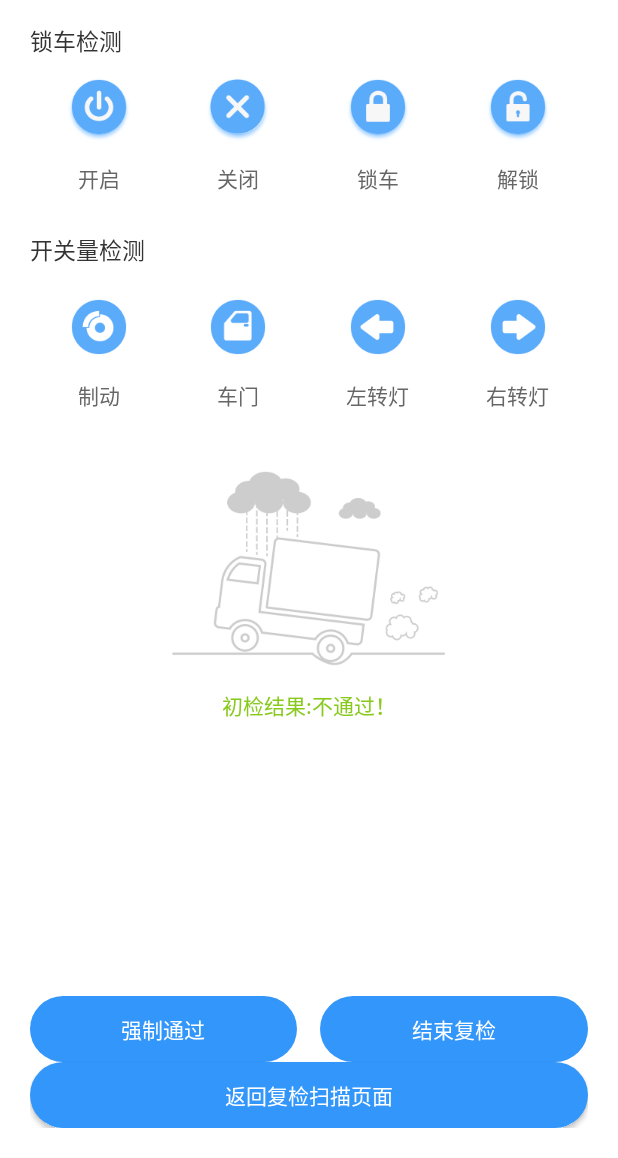
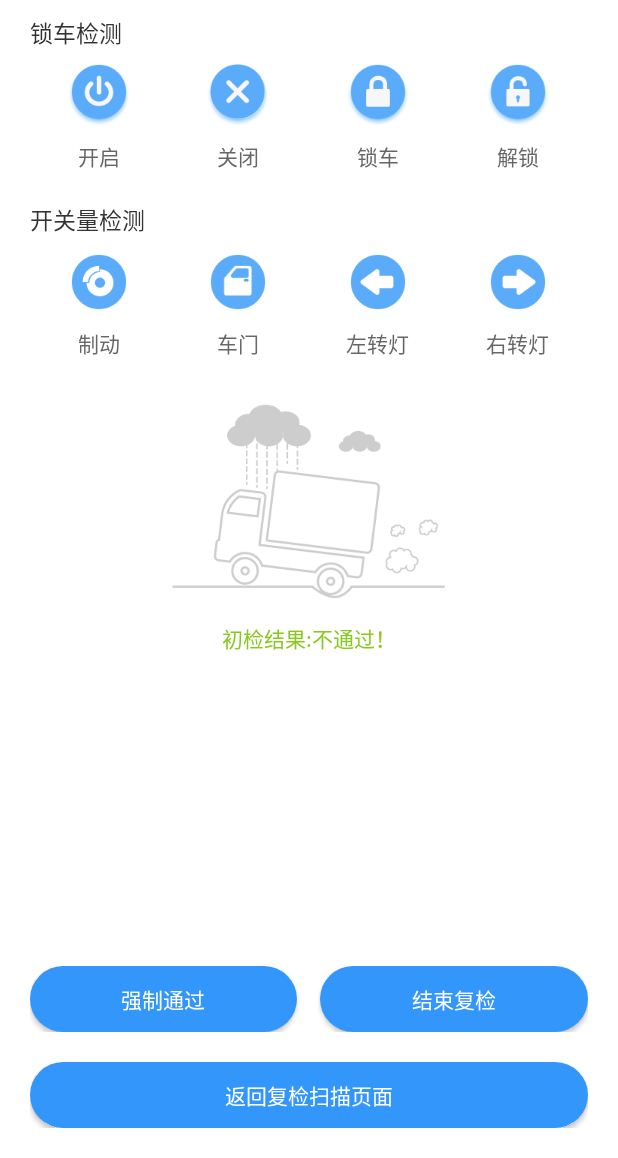
Before and after one commit to drs0214/hongyan_producer_app_android, an Android app: the layout secondcheck_auto.xml on its own in the app's theme, with its tools: preview values and no code run, on a phone screen of 412 x 824 dp, the part 78-1236 px from its top. Run offline under Robolectric (Android 15) with nearby library versions, the phone set to English and light mode, and no system bars.

Commit message:
修改布局,修改基地址

```diff
--- a/app/build.gradle
+++ b/app/build.gradle
@@ -53,7 +53,7 @@ android {
             minifyEnabled false
             signingConfig signingConfigs.debug
             proguardFiles getDefaultProguardFile('proguard-android.txt'), 'proguard-rules.pro'
-            buildConfigField "String", "HOST_BUSINESS", "\"http://preprd.tls.sih.cq.cn:8090/api/\""
+            buildConfigField "String", "HOST_BUSINESS", "\"http://112.65.23.139:8090/api/\""
             buildConfigField "String", "HOST_HTML5", "\"http://211.145.49.130:85/hy_dev/web\""
             buildConfigField "String", "Branch_Name", "\"${BRANCH_NAME}\""
             buildConfigField "String", "AUTO_LOGIN_BY_ZYF", "\"${AUTO_LOGIN_BY_ZYF}\""
--- a/app/src/main/res/layout/secondcheck_auto.xml
+++ b/app/src/main/res/layout/secondcheck_auto.xml
@@ -1,27 +1,34 @@
 <?xml version="1.0" encoding="utf-8"?>
-<LinearLayout xmlns:android="http://schemas.android.com/apk/res/android"
+<RelativeLayout xmlns:android="http://schemas.android.com/apk/res/android"
     android:layout_width="match_parent"
+    android:layout_height="match_parent"
+    android:background="@color/white"
+    >
+    <LinearLayout
+        android:layout_width="match_parent"
+        android:layout_height="wrap_content"
         android:orientation="vertical"
-    android:background="@color/white"
-    android:layout_height="match_parent">
+        >
         <com.aerozhonghuan.hongyan.producer.widget.TitleBarView
             android:id="@+id/titlebarview1"
             android:layout_width="match_parent"
             android:layout_height="wrap_content" />
+
         <TextView
             android:layout_width="wrap_content"
             android:layout_height="wrap_content"
             android:layout_marginLeft="@dimen/margin20"
-        android:layout_marginTop="@dimen/margin15"
+            android:layout_marginTop="@dimen/margin10"
             android:text="锁车检测"
             android:textColor="@color/list_item_text_color_title"
             android:textSize="@dimen/text_size_15" />
+
         <LinearLayout
             android:layout_width="match_parent"
             android:layout_height="wrap_content"
             android:layout_marginLeft="@dimen/margin20"
             android:layout_marginRight="@dimen/margin20"
-        android:layout_marginTop="@dimen/margin10"
+            android:layout_marginTop="@dimen/margin5"
             android:orientation="horizontal">
 
             <LinearLayout
@@ -30,16 +37,16 @@
                 android:layout_weight="1"
                 android:gravity="center"
                 android:orientation="vertical">
+
                 <ImageView
                     android:layout_width="wrap_content"
                     android:layout_height="wrap_content"
-                android:src="@drawable/start_normal"
-                />
+                    android:src="@drawable/start_normal" />
 
                 <TextView
                     android:layout_width="wrap_content"
                     android:layout_height="match_parent"
-                android:layout_marginTop="@dimen/margin10"
+                    android:layout_marginTop="@dimen/margin5"
                     android:text="开启"
                     android:textColor="@color/text_nr"
                     android:textSize="@dimen/text_size_14" />
@@ -51,35 +58,37 @@
                 android:layout_weight="1"
                 android:gravity="center"
                 android:orientation="vertical">
+
                 <ImageView
                     android:layout_width="wrap_content"
                     android:layout_height="wrap_content"
-                android:src="@drawable/close_normal"
-                />
+                    android:src="@drawable/close_normal" />
+
                 <TextView
                     android:layout_width="wrap_content"
                     android:layout_height="wrap_content"
-                android:layout_marginTop="@dimen/margin10"
+                    android:layout_marginTop="@dimen/margin5"
+                    android:text="关闭"
                     android:textColor="@color/text_nr"
-                android:text="关闭"
                     android:textSize="@dimen/text_size_14" />
             </LinearLayout>
+
             <LinearLayout
                 android:layout_width="0dp"
                 android:layout_height="wrap_content"
                 android:layout_weight="1"
                 android:gravity="center"
                 android:orientation="vertical">
+
                 <ImageView
                     android:layout_width="wrap_content"
                     android:layout_height="wrap_content"
-                android:src="@drawable/lock_normal"
-                />
+                    android:src="@drawable/lock_normal" />
 
                 <TextView
                     android:layout_width="wrap_content"
                     android:layout_height="match_parent"
-                android:layout_marginTop="@dimen/margin10"
+                    android:layout_marginTop="@dimen/margin5"
                     android:text="锁车"
                     android:textColor="@color/text_nr"
                     android:textSize="@dimen/text_size_14" />
@@ -91,34 +100,37 @@
                 android:layout_weight="1"
                 android:gravity="center"
                 android:orientation="vertical">
+
                 <ImageView
                     android:layout_width="wrap_content"
                     android:layout_height="wrap_content"
-                android:src="@drawable/unlock_normal"
-                />
+                    android:src="@drawable/unlock_normal" />
+
                 <TextView
                     android:layout_width="wrap_content"
                     android:layout_height="wrap_content"
-                android:layout_marginTop="@dimen/margin10"
+                    android:layout_marginTop="@dimen/margin5"
                     android:text="解锁"
                     android:textColor="@color/text_nr"
                     android:textSize="@dimen/text_size_14" />
             </LinearLayout>
         </LinearLayout>
+
         <TextView
             android:layout_width="wrap_content"
             android:layout_height="wrap_content"
             android:layout_marginLeft="@dimen/margin20"
-        android:layout_marginTop="@dimen/margin25"
+            android:layout_marginTop="@dimen/margin20"
             android:text="开关量检测"
             android:textColor="@color/list_item_text_color_title"
             android:textSize="@dimen/text_size_15" />
+
         <LinearLayout
             android:layout_width="match_parent"
             android:layout_height="wrap_content"
             android:layout_marginLeft="@dimen/margin20"
             android:layout_marginRight="@dimen/margin20"
-        android:layout_marginTop="@dimen/margin15"
+            android:layout_marginTop="@dimen/margin5"
             android:orientation="horizontal">
 
             <LinearLayout
@@ -127,16 +139,16 @@
                 android:layout_weight="1"
                 android:gravity="center"
                 android:orientation="vertical">
+
                 <ImageView
                     android:layout_width="wrap_content"
                     android:layout_height="wrap_content"
-                android:src="@drawable/brake_normal"
-                />
+                    android:src="@drawable/brake_normal" />
 
                 <TextView
                     android:layout_width="wrap_content"
                     android:layout_height="match_parent"
-                android:layout_marginTop="@dimen/margin10"
+                    android:layout_marginTop="@dimen/margin5"
                     android:text="制动"
                     android:textColor="@color/text_nr"
                     android:textSize="@dimen/text_size_14" />
@@ -148,35 +160,37 @@
                 android:layout_weight="1"
                 android:gravity="center"
                 android:orientation="vertical">
+
                 <ImageView
                     android:layout_width="wrap_content"
                     android:layout_height="wrap_content"
-                android:src="@drawable/cardoor_normal"
-                />
+                    android:src="@drawable/cardoor_normal" />
+
                 <TextView
                     android:layout_width="wrap_content"
                     android:layout_height="wrap_content"
-                android:layout_marginTop="@dimen/margin10"
+                    android:layout_marginTop="@dimen/margin5"
+                    android:text="车门"
                     android:textColor="@color/text_nr"
-                android:text="车门"
                     android:textSize="@dimen/text_size_14" />
             </LinearLayout>
+
             <LinearLayout
                 android:layout_width="0dp"
                 android:layout_height="wrap_content"
                 android:layout_weight="1"
                 android:gravity="center"
                 android:orientation="vertical">
+
                 <ImageView
                     android:layout_width="wrap_content"
                     android:layout_height="wrap_content"
-                android:src="@drawable/left_turn_light_normal"
-                />
+                    android:src="@drawable/left_turn_light_normal" />
 
                 <TextView
                     android:layout_width="wrap_content"
                     android:layout_height="match_parent"
-                android:layout_marginTop="@dimen/margin10"
+                    android:layout_marginTop="@dimen/margin5"
                     android:text="左转灯"
                     android:textColor="@color/text_nr"
                     android:textSize="@dimen/text_size_14" />
@@ -188,32 +202,35 @@
                 android:layout_weight="1"
                 android:gravity="center"
                 android:orientation="vertical">
+
                 <ImageView
                     android:layout_width="wrap_content"
                     android:layout_height="wrap_content"
-                android:src="@drawable/right_turn_normal"
-                />
+                    android:src="@drawable/right_turn_normal" />
+
                 <TextView
                     android:layout_width="wrap_content"
                     android:layout_height="wrap_content"
-                android:layout_marginTop="@dimen/margin10"
+                    android:layout_marginTop="@dimen/margin5"
                     android:text="右转灯"
                     android:textColor="@color/text_nr"
                     android:textSize="@dimen/text_size_14" />
             </LinearLayout>
         </LinearLayout>
+
         <LinearLayout
             android:layout_width="match_parent"
             android:layout_height="wrap_content"
             android:gravity="center"
             android:orientation="vertical">
+
             <ImageView
                 android:layout_width="wrap_content"
                 android:layout_height="wrap_content"
-            android:layout_marginTop="@dimen/margin40"
-            android:src="@drawable/first_checkfail"
-            />
+                android:layout_marginTop="@dimen/margin30"
+                android:src="@drawable/first_checkfail" />
         </LinearLayout>
+
         <TextView
             android:layout_width="match_parent"
             android:layout_height="wrap_content"
@@ -222,41 +239,45 @@
             android:text="初检结果:不通过！"
             android:textColor="@color/pass_result"
             android:textSize="@dimen/text_size_14" />
+    </LinearLayout>
     <RelativeLayout
         android:layout_width="match_parent"
-        android:layout_height="match_parent"
+        android:layout_height="wrap_content"
+        android:layout_marginBottom="@dimen/margin20"
         android:layout_marginLeft="@dimen/margin20"
         android:layout_marginRight="@dimen/margin20"
-        android:layout_marginBottom="@dimen/margin20"
+        android:layout_alignParentBottom="true"
         >
+
         <LinearLayout
             android:layout_width="match_parent"
             android:layout_height="wrap_content"
-            android:layout_alignParentBottom="true"
-            android:layout_marginTop="@dimen/margin10"
             android:orientation="vertical">
+
             <LinearLayout
                 android:id="@+id/ll_break_result"
                 android:layout_width="match_parent"
                 android:layout_height="wrap_content"
-            android:layout_marginTop="@dimen/margin10"
-            android:orientation="horizontal">
+                android:orientation="horizontal"
+                android:layout_marginBottom="@dimen/margin20"
+                >
 
-            <TextView
+                <Button
                     android:layout_width="0dp"
+                    android:layout_height="@dimen/margin44"
                     android:layout_weight="1"
-                android:layout_height="@dimen/margin44"
                     android:background="@drawable/btn_blue_shape"
                     android:gravity="center"
                     android:text="强制通过"
                     android:textColor="@color/white"
-                android:textSize="@dimen/text_size_14" />
+                    android:textSize="@dimen/text_size_14"
+                    />
 
-            <TextView
+                <Button
                     android:layout_width="0dp"
-                android:layout_weight="1"
                     android:layout_height="@dimen/margin44"
                     android:layout_marginLeft="@dimen/margin15"
+                    android:layout_weight="1"
                     android:background="@drawable/btn_blue_shape"
                     android:gravity="center"
                     android:text="结束复检"
@@ -264,6 +285,7 @@
                     android:textSize="@dimen/text_size_14" />
 
             </LinearLayout>
+
             <Button
                 android:id="@+id/bt_back"
                 android:layout_width="match_parent"
@@ -276,4 +298,5 @@
                 android:textSize="@dimen/text_size_14" />
         </LinearLayout>
     </RelativeLayout>
-</LinearLayout>
+
+</RelativeLayout>
```
Lines whose indentation alone changed are shown as unchanged.
